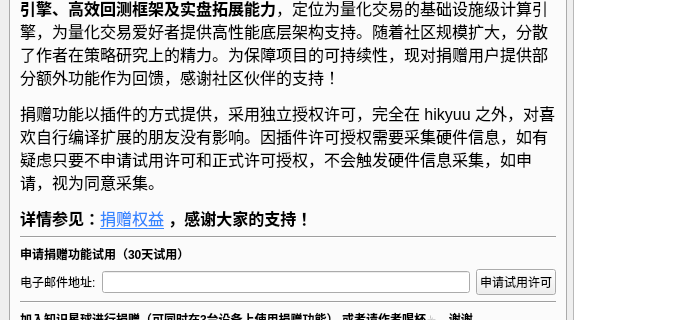
Old version of the form hikyuu/gui/data/MainWindow.ui in the repository fasiondog/hikyuu; both pictures show x 0 to 688 and y 81 to 401 of the 1139 by 713 pixel window.
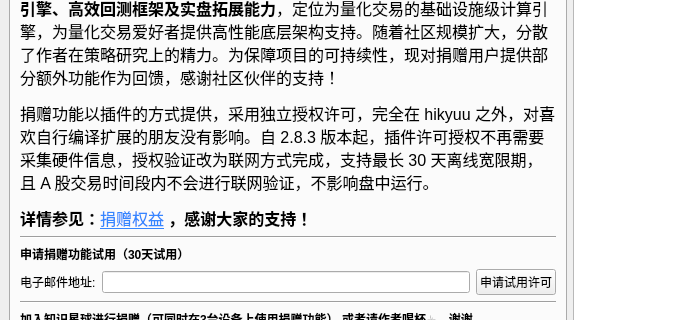
New version of the form. The open tabs and pages were chosen to show the change. Icons and pictures are not drawn.

Commit message:
docs(vip): 更新插件授权说明移除硬件信息采集
- 移除设备硬件标识采集机制，自 2.8.3 版本起不再需要采集任何设备硬件信息
- 授权验证改为联网方式完成，支持最长 30 天离线宽限期
- A 股交易时间段内不会进行联网验证，不影响盘中运行
- 更新隐私声明，明确早期版本硬件信息采集机制已废止
- 修改 GUI 界面中的授权说明文本，同步更新联网验证机制描述

What changed in the file:
```diff
--- a/hikyuu/gui/data/MainWindow.ui
+++ b/hikyuu/gui/data/MainWindow.ui
@@ -1908,7 +1908,7 @@
 li.checked::marker { content: &quot;\2612&quot;; }
 &lt;/style&gt;&lt;/head&gt;&lt;body style=&quot; font-family:'Arial'; font-size:13pt; font-weight:400; font-style:normal;&quot;&gt;
 &lt;p style=&quot; margin-top:12px; margin-bottom:12px; margin-left:0px; margin-right:0px; -qt-block-indent:0; text-indent:0px;&quot;&gt;&lt;span style=&quot; font-size:12pt;&quot;&gt;Hikyuu &lt;/span&gt;&lt;span style=&quot; font-size:12pt; font-weight:700;&quot;&gt;专注于量化交易领域的核心技术构建，涵盖交易模型开发、极速计算引擎、高效回测框架及实盘拓展能力&lt;/span&gt;&lt;span style=&quot; font-size:12pt;&quot;&gt;，定位为量化交易的基础设施级计算引擎，为量化交易爱好者提供高性能底层架构支持。随着社区规模扩大，分散了作者在策略研究上的精力。为保障项目的可持续性，现对捐赠用户提供部分额外功能作为回馈，感谢社区伙伴的支持！&lt;/span&gt;&lt;/p&gt;
-&lt;p style=&quot; margin-top:12px; margin-bottom:12px; margin-left:0px; margin-right:0px; -qt-block-indent:0; text-indent:0px;&quot;&gt;&lt;span style=&quot; font-size:12pt;&quot;&gt;捐赠功能以插件的方式提供，采用独立授权许可，完全在 hikyuu 之外，对喜欢自行编译扩展的朋友没有影响。因插件许可授权需要采集硬件信息，如有疑虑只要不申请试用许可和正式许可授权，不会触发硬件信息采集，如申请，视为同意采集。&lt;/span&gt;&lt;/p&gt;
+&lt;p style=&quot; margin-top:12px; margin-bottom:12px; margin-left:0px; margin-right:0px; -qt-block-indent:0; text-indent:0px;&quot;&gt;&lt;span style=&quot; font-size:12pt;&quot;&gt;捐赠功能以插件的方式提供，采用独立授权许可，完全在 hikyuu 之外，对喜欢自行编译扩展的朋友没有影响。自 2.8.3 版本起，插件许可授权不再需要采集硬件信息，授权验证改为联网方式完成，支持最长 30 天离线宽限期，且 A 股交易时间段内不会进行联网验证，不影响盘中运行。&lt;/span&gt;&lt;/p&gt;
 &lt;p style=&quot; margin-top:12px; margin-bottom:12px; margin-left:0px; margin-right:0px; -qt-block-indent:0; text-indent:0px;&quot;&gt;&lt;span style=&quot; font-size:12pt; font-weight:700;&quot;&gt;详情参见：&lt;/span&gt;&lt;a href=&quot;https://hikyuu.readthedocs.io/zh-cn/latest/vip/vip-plan.html&quot;&gt;&lt;span style=&quot; font-size:12pt; text-decoration: underline; color:#3586ff;&quot;&gt;捐赠权益&lt;/span&gt;&lt;/a&gt;&lt;span style=&quot; font-size:12pt; font-weight:700;&quot;&gt; ，感谢大家的支持！&lt;/span&gt;&lt;/p&gt;&lt;/body&gt;&lt;/html&gt;</string>
           </property>
           <property name="wordWrap">
```
The commit also changes 3 other files.
